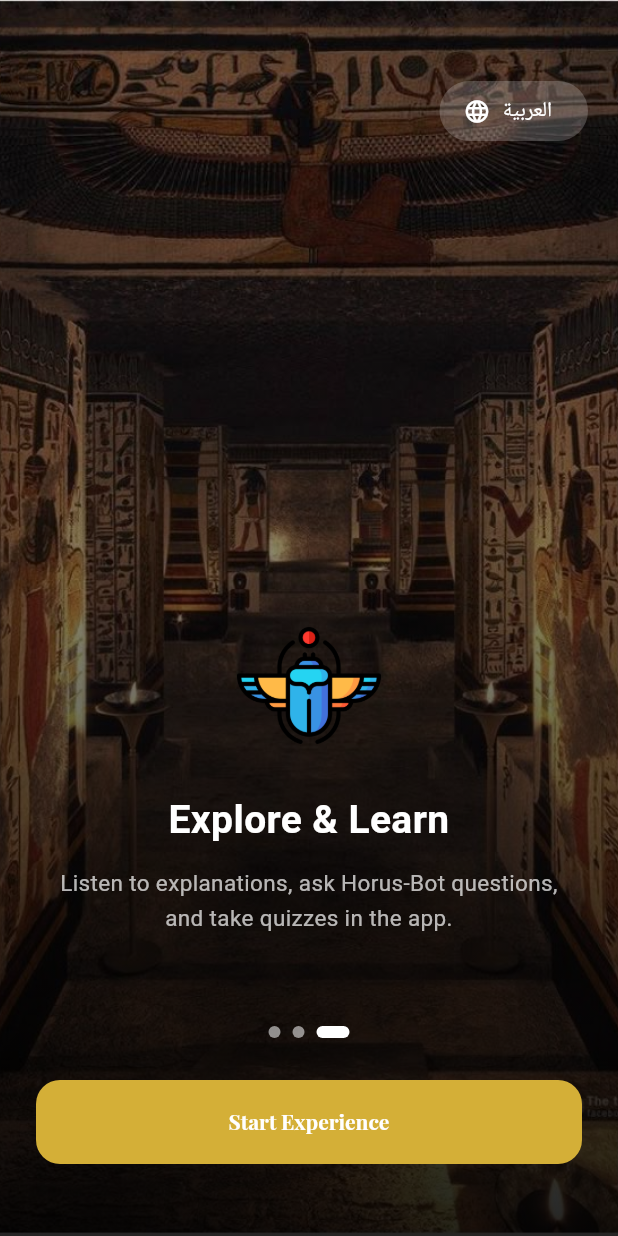
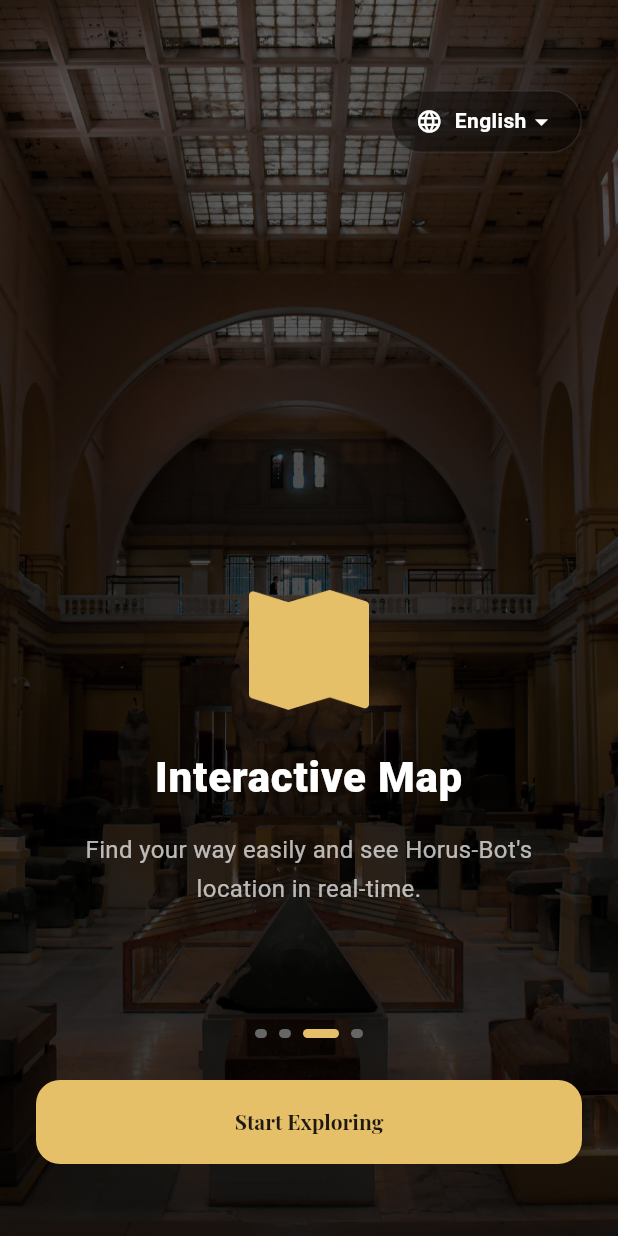
Before and after one commit to Farida-Waheed/museum_app, a Flutter app: the screen it shows after launch, swiped to page 3, on a phone screen of 412 x 824 dp. Run offline on Flutter 3.47's test engine with Material 3 defaults, Android fonts, the phone set to English and light mode, and no system bars; our stand-ins replace audioplayers, permission_handler, shared_preferences; missing offline and left inert: mobile_scanner; project files that could hold a hidden picture were left out.

Commit message:
feat: Refine onboarding UI for premium museum experience
- Updated Onboarding slides with consistent gold-tinted Egyptian icons.
- Implemented a cinematic gradient overlay for improved background readability.
- Redesigned the 'Start Exploring' button with branded gold/dark theme.
- Overhauled the language selector popup with a themed translucent style.
- Shortened description texts and refined typography hierarchy.
- Added a subtle floating animation to onboarding icons.
- Updated progress dots with higher contrast gold/gray palette.
- Ensured full RTL support and updated widget tests to match new content.
- Addressed technical stability: fixed dependencies and async mounting checks.

Co-authored-by: Farida-Waheed <172945916+Farida-Waheed@users.noreply.github.com>

```diff
--- a/lib/screens/onboarding/onboarding_screen.dart
+++ b/lib/screens/onboarding/onboarding_screen.dart
@@ -22,6 +22,33 @@ class _OnboardingScreenState extends State<OnboardingScreen> {
     super.dispose();
   }
 
+  PopupMenuItem<String> _buildLanguageItem({
+    required String code,
+    required String name,
+    required String flag,
+    required bool isSelected,
+  }) {
+    return PopupMenuItem<String>(
+      value: code,
+      child: Row(
+        children: [
+          Text(flag, style: const TextStyle(fontSize: 18)),
+          const SizedBox(width: 12),
+          Text(
+            name,
+            style: const TextStyle(
+              color: Colors.white,
+              fontWeight: FontWeight.w500,
+            ),
+          ),
+          const Spacer(),
+          if (isSelected)
+            const Icon(Icons.check, color: Color(0xFFE6C068), size: 18),
+        ],
+      ),
+    );
+  }
+
   @override
   Widget build(BuildContext context) {
     final prefs = Provider.of<UserPreferencesModel>(context);
@@ -30,27 +57,35 @@ class _OnboardingScreenState extends State<OnboardingScreen> {
     // --- Onboarding pages (short text, Horus-Bot + app modes) ---
     final List<Map<String, String>> pages = [
       {
-        "title": isArabic ? "تعرف على حوروس" : "Meet Horus-Bot",
+        "title": isArabic ? "استكشف المتاحف" : "Explore Museums",
         "desc": isArabic
-            ? "حوروس هو مرشدك الروبوتي، يعمل مع التطبيق قبل الجولة وأثناءها وبعدها."
-            : "Horus-Bot is your Robo-Guide, working with the app before, during, and after the tour.",
-        "image": "assets/images/Onboarding.jpg",
-        "iconPath": "assets/icons/ankh.png",
+            ? "استكشف المتاحف المصرية مع حوروس."
+            : "Explore Egyptian museums with Horus-Bot.",
+        "image": "assets/images/GEM.jpg",
+        "iconPath": "assets/icons/pyramid.png",
       },
       {
-        "title": isArabic ? "وضع الجولة التلقائي" : "Automatic Tour Mode",
+        "title": isArabic ? "مرشدك الذكي" : "Your Smart Guide",
         "desc": isArabic
-            ? "عند بدء الجولة، يبدأ وضع حوروس تلقائياً ويضيف مميزات خاصة بالجولة."
-            : "When the tour starts, Horus-Bot mode turns on automatically with extra tour features.",
-        "image": "assets/images/Onboarding.jpg",
+            ? "تنقل بين المعروضات، اتبع الروبوت، واكتشف القصص المخفية."
+            : "Navigate exhibits, follow the robot, and discover hidden stories.",
+        "image": "assets/images/museum_interior.jpg",
+        "iconPath": "assets/icons/pharaoh.png",
+      },
+      {
+        "title": isArabic ? "خريطة تفاعلية" : "Interactive Map",
+        "desc": isArabic
+            ? "اعثر على طريقك بسهولة وشاهد موقع حوروس في الوقت الفعلي."
+            : "Find your way easily and see Horus-Bot's location in real-time.",
+        "image": "assets/images/Grand Hall.jpg",
         "iconPath": "assets/icons/map.png",
       },
       {
-        "title": isArabic ? "استكشف وتعلّم" : "Explore & Learn",
+        "title": isArabic ? "تعلم وتفاعل" : "Learn & Interact",
         "desc": isArabic
-            ? "استمع للشرح، اسأل حوروس، وشارك في الاختبارات من خلال التطبيق."
-            : "Listen to explanations, ask Horus-Bot questions, and take quizzes in the app.",
-        "image": "assets/images/Onboarding.jpg",
+            ? "اسأل حوروس عن أي قطعة وشارك في اختبارات ممتعة."
+            : "Ask Horus-Bot about any artifact and take fun quizzes.",
+        "image": "assets/images/Pharaonic Coffin Mask.jpg",
         "iconPath": "assets/icons/scarab.png",
       },
     ];
@@ -71,7 +106,7 @@ class _OnboardingScreenState extends State<OnboardingScreen> {
             ),
           ),
 
-          // --- 2. Refined gradient overlay ---
+          // --- 2. Cinematic gradient overlay ---
           Positioned.fill(
             child: DecoratedBox(
               decoration: BoxDecoration(
@@ -79,8 +114,8 @@ class _OnboardingScreenState extends State<OnboardingScreen> {
                   begin: Alignment.topCenter,
                   end: Alignment.bottomCenter,
                   colors: [
-                    Colors.black.withOpacity(0.15),
-                    Colors.black.withOpacity(0.85),
+                    Colors.black.withOpacity(0.6),
+                    Colors.black.withOpacity(0.8),
                   ],
                 ),
               ),
@@ -102,33 +137,55 @@ class _OnboardingScreenState extends State<OnboardingScreen> {
                       child: Column(
                         mainAxisAlignment: MainAxisAlignment.end,
                         children: [
-                          // Icon instead of emoji
-                          Image.asset(
-                            pages[index]["iconPath"]!,
-                            width: 96,
-                            height: 96,
+                          // Animated Floating Icon
+                          TweenAnimationBuilder<double>(
+                            tween: Tween(begin: 0.0, end: 1.0),
+                            duration: const Duration(seconds: 2),
+                            curve: Curves.easeInOutSine,
+                            builder: (context, value, child) {
+                              return Transform.translate(
+                                offset: Offset(0, 10 * (1.0 - (2 * value - 1.0).abs())),
+                                child: child,
+                              );
+                            },
+                            child: ColorFiltered(
+                              colorFilter: const ColorFilter.mode(
+                                Color(0xFFE6C068), // Gold accent
+                                BlendMode.srcIn,
+                              ),
+                              child: Image.asset(
+                                pages[index]["iconPath"]!,
+                                width: 80,
+                                height: 80,
+                              ),
+                            ),
                           ),
-                          const SizedBox(height: 24),
+                          const SizedBox(height: 32),
                           Text(
                             pages[index]["title"]!,
                             textAlign: TextAlign.center,
                             style: const TextStyle(
                               color: Colors.white,
-                              fontSize: 26,
-                              fontWeight: FontWeight.bold,
+                              fontSize: 28,
+                              fontWeight: FontWeight.w800,
+                              letterSpacing: 0.5,
                             ),
                           ),
-                          const SizedBox(height: 14),
-                          Text(
-                            pages[index]["desc"]!,
-                            textAlign: TextAlign.center,
-                            style: const TextStyle(
-                              color: Colors.white70,
-                              fontSize: 15,
-                              height: 1.5,
+                          const SizedBox(height: 16),
+                          Padding(
+                            padding: const EdgeInsets.symmetric(horizontal: 16),
+                            child: Text(
+                              pages[index]["desc"]!,
+                              textAlign: TextAlign.center,
+                              style: const TextStyle(
+                                color: Colors.white70,
+                                fontSize: 16,
+                                height: 1.6,
+                                fontWeight: FontWeight.w400,
+                              ),
                             ),
                           ),
-                          const SizedBox(height: 60),
+                          const SizedBox(height: 80),
                         ],
                       ),
                     );
@@ -147,13 +204,15 @@ class _OnboardingScreenState extends State<OnboardingScreen> {
                       children: List.generate(pages.length, (index) {
                         final bool active = _currentPage == index;
                         return AnimatedContainer(
-                          duration: const Duration(milliseconds: 250),
+                          duration: const Duration(milliseconds: 300),
                           margin: const EdgeInsets.symmetric(horizontal: 4),
-                          width: active ? 22 : 8,
-                          height: 8,
+                          width: active ? 24 : 8,
+                          height: 6,
                           decoration: BoxDecoration(
-                            color: active ? Colors.white : Colors.white54,
-                            borderRadius: BorderRadius.circular(4),
+                            color: active
+                                ? const Color(0xFFE6C068) // Gold
+                                : const Color(0xFF666666), // Gray
+                            borderRadius: BorderRadius.circular(10),
                           ),
                         );
                       }),
@@ -162,9 +221,9 @@ class _OnboardingScreenState extends State<OnboardingScreen> {
 
                     // "Start with Horus-Bot"
                     PrimaryButton(
-                      label: isArabic ? "ابدأ مع حوروس" : "Start Experience",
-                      backgroundColor: const Color(0xFFD4AF37), // Gold
-                      foregroundColor: Colors.white,
+                      label: isArabic ? "ابدأ الاستكشاف" : "Start Exploring",
+                      backgroundColor: const Color(0xFFE6C068), // Theme Gold
+                      foregroundColor: const Color(0xFF1E1912), // Dark Brown
                       onPressed: () {
                         prefs.setCompletedOnboarding(true);
                         Navigator.pushReplacementNamed(
@@ -181,19 +240,54 @@ class _OnboardingScreenState extends State<OnboardingScreen> {
 
           // --- 4. Language switcher (top-right) ---
           Positioned(
-            top: 50,
-            right: 20,
+            top: 60,
+            right: 24,
             child: SafeArea(
-              child: ElevatedButton.icon(
-                onPressed: () {
-                  prefs.setLanguage(isArabic ? 'en' : 'ar');
-                },
-                icon: const Icon(Icons.language, size: 18),
-                label: Text(isArabic ? "English" : "العربية"),
-                style: ElevatedButton.styleFrom(
-                  backgroundColor: Colors.white.withOpacity(0.2),
-                  foregroundColor: Colors.white,
-                  elevation: 0,
+              child: Theme(
+                data: Theme.of(context).copyWith(
+                  cardColor: const Color(0xE61E1912), // rgba(30, 25, 18, 0.9)
+                ),
+                child: PopupMenuButton<String>(
+                  offset: const Offset(0, 48),
+                  shape: RoundedRectangleBorder(
+                    borderRadius: BorderRadius.circular(16),
+                    side: const BorderSide(color: Color(0xFFE6C068), width: 0.5),
+                  ),
+                  onSelected: (lang) => prefs.setLanguage(lang),
+                  itemBuilder: (context) => [
+                    _buildLanguageItem(
+                      code: 'en',
+                      name: 'English',
+                      flag: '🇺🇸',
+                      isSelected: prefs.language == 'en',
+                    ),
+                    _buildLanguageItem(
+                      code: 'ar',
+                      name: 'العربية',
+                      flag: '🇪🇬',
+                      isSelected: prefs.language == 'ar',
+                    ),
+                  ],
+                  child: Container(
+                    padding: const EdgeInsets.symmetric(horizontal: 16, vertical: 10),
+                    decoration: BoxDecoration(
+                      color: Colors.black.withOpacity(0.4),
+                      borderRadius: BorderRadius.circular(24),
+                      border: Border.all(color: Colors.white.withOpacity(0.1)),
+                    ),
+                    child: Row(
+                      mainAxisSize: MainAxisSize.min,
+                      children: [
+                        const Icon(Icons.language, color: Colors.white, size: 18),
+                        const SizedBox(width: 8),
+                        Text(
+                          isArabic ? "العربية" : "English",
+                          style: const TextStyle(color: Colors.white, fontWeight: FontWeight.w600),
+                        ),
+                        const Icon(Icons.arrow_drop_down, color: Colors.white, size: 20),
+                      ],
+                    ),
+                  ),
                 ),
               ),
             ),
```
Also changed, not shown: 1 other file.
